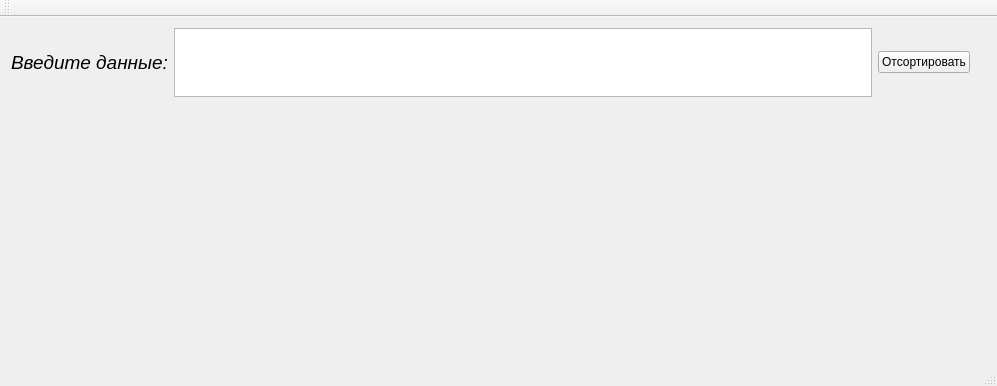
Qt form Grechko_Veronica_lr3/mainwindow.ui (Ksenox/AISD_8381) before a commit.
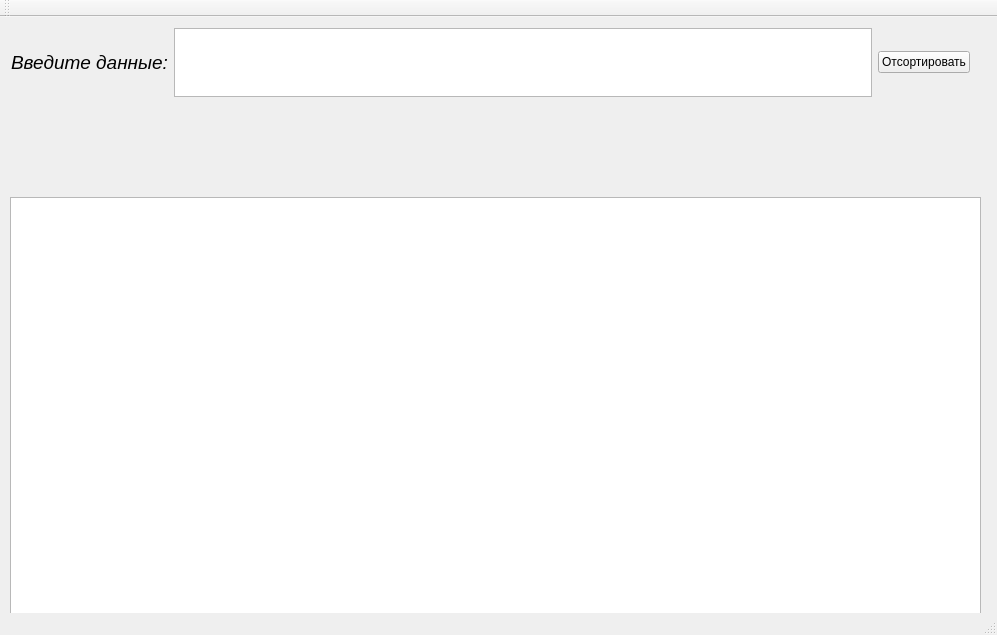
The same form after that commit.

```diff
--- a/Grechko_Veronica_lr3/mainwindow.ui
+++ b/Grechko_Veronica_lr3/mainwindow.ui
@@ -7,7 +7,7 @@
     <x>0</x>
     <y>0</y>
     <width>997</width>
-    <height>386</height>
+    <height>635</height>
    </rect>
   </property>
   <property name="windowTitle">
@@ -55,13 +55,23 @@
       <x>10</x>
       <y>100</y>
       <width>961</width>
-      <height>201</height>
+      <height>71</height>
      </rect>
     </property>
     <property name="text">
      <string/>
     </property>
    </widget>
+   <widget class="QTextEdit" name="textEdit_2">
+    <property name="geometry">
+     <rect>
+      <x>10</x>
+      <y>180</y>
+      <width>971</width>
+      <height>451</height>
+     </rect>
+    </property>
+   </widget>
   </widget>
   <widget class="QToolBar" name="mainToolBar">
    <attribute name="toolBarArea">
```
